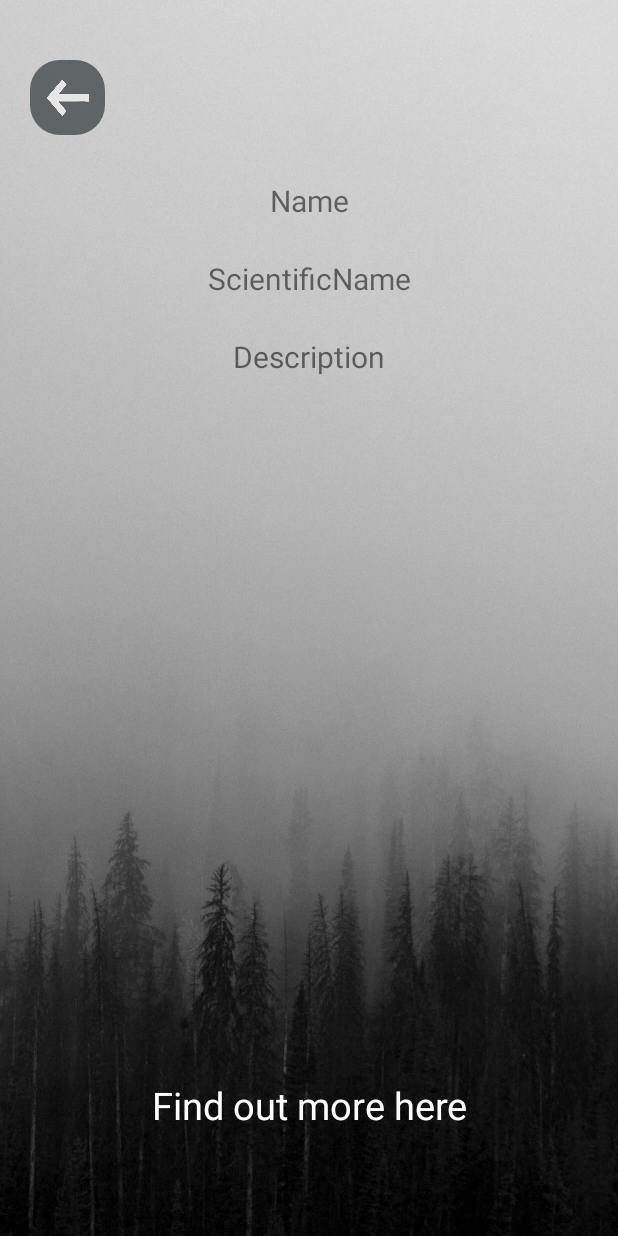
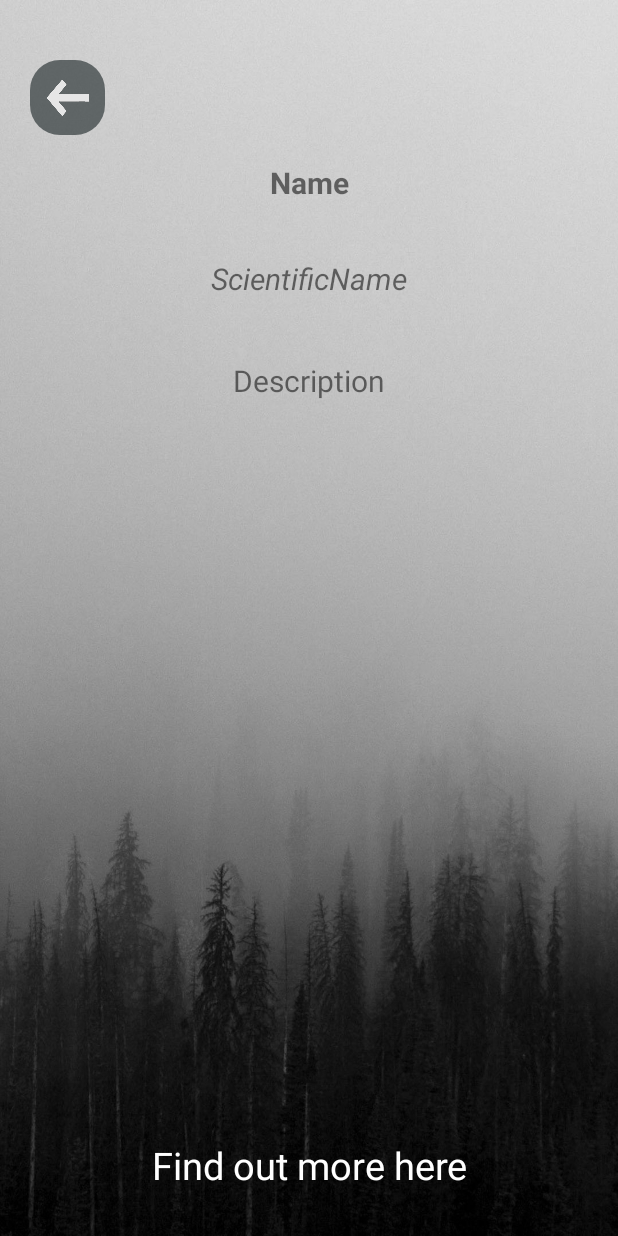
Before and after one commit to mara-h/Kodama, an Android app: the PlantPageActivity screen opened directly, with no data from a screen before it, on a phone screen of 412 x 824 dp. Run offline under Robolectric (Android 15) with nearby library versions, the light colour scheme and no system bars; our stand-ins replace Firebase (no records; nobody signed in at launch, a user with empty details on screens opened directly); 1 statement that could not run was skipped.

Commit message:
changed plant page design

```diff
--- a/app/src/main/res/layout/plant_page.xml
+++ b/app/src/main/res/layout/plant_page.xml
@@ -27,13 +27,14 @@
         android:id="@+id/plantNamePage"
         android:layout_width="match_parent"
         android:layout_height="wrap_content"
-        android:layout_marginTop="120dp"
+        android:layout_marginTop="108dp"
         android:background="@null"
         android:fadingEdgeLength="30dp"
+        android:gravity="center"
         android:requiresFadingEdge="vertical"
-        android:gravity="center"
         android:text="Name"
         android:textSize="20sp"
+        android:textStyle="bold"
         app:layout_constraintStart_toStartOf="parent"
         app:layout_constraintTop_toTopOf="parent" />
 
@@ -41,39 +42,41 @@
         android:id="@+id/plantScientificNamePage"
         android:layout_width="match_parent"
         android:layout_height="wrap_content"
-        android:layout_marginTop="52dp"
+        android:layout_marginTop="64dp"
+        android:gravity="center"
         android:text="ScientificName"
-        android:gravity="center"
         android:textSize="20sp"
+        android:textStyle="italic"
         app:layout_constraintStart_toStartOf="@id/plantNamePage"
         app:layout_constraintTop_toTopOf="@id/plantNamePage" />
 
     <TextView
         android:id="@+id/plantDescriptionPage"
         android:layout_width="match_parent"
-        android:layout_height="wrap_content"
-        android:layout_marginTop="52dp"
+        android:layout_height="match_parent"
+        android:layout_marginTop="230dp"
+        android:layout_marginBottom="100dp"
         android:scrollbars="vertical"
-        android:gravity="center"
+        android:gravity="center_horizontal"
+        android:fadingEdgeLength="20dp"
         android:text="Description"
+        android:requiresFadingEdge="vertical"
+        android:padding="10dp"
         android:textSize="20sp"
         app:layout_constraintStart_toStartOf="@id/plantScientificNamePage"
-        app:layout_constraintTop_toTopOf="@id/plantScientificNamePage" />
+        app:layout_constraintTop_toTopOf="parent" />
 
     <TextView
         android:id="@+id/plantLinkPage"
         android:layout_width="match_parent"
         android:layout_height="wrap_content"
-        android:layout_marginTop="196dp"
-        android:padding="20dp"
+        android:layout_marginBottom="20dp"
+        android:gravity="center"
+        android:padding="10dp"
         android:text="Find out more here"
-        android:gravity="center"
         android:textColor="@color/design_default_color_on_primary"
         android:textSize="25sp"
         app:layout_constraintBottom_toBottomOf="parent"
-        app:layout_constraintStart_toStartOf="@id/plantDescriptionPage"
-        app:layout_constraintTop_toTopOf="@id/plantDescriptionPage"
-        app:layout_constraintVertical_bias="0.848" />
-
+        app:layout_constraintStart_toStartOf="@id/plantDescriptionPage" />
 
 </androidx.constraintlayout.widget.ConstraintLayout>
```
